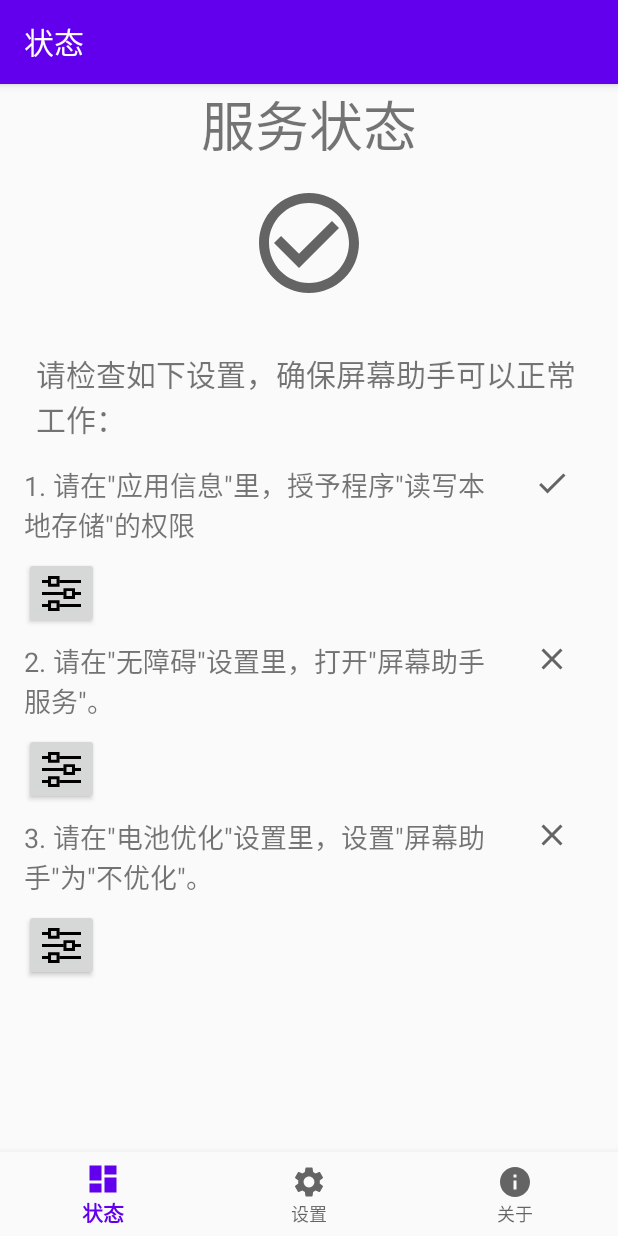
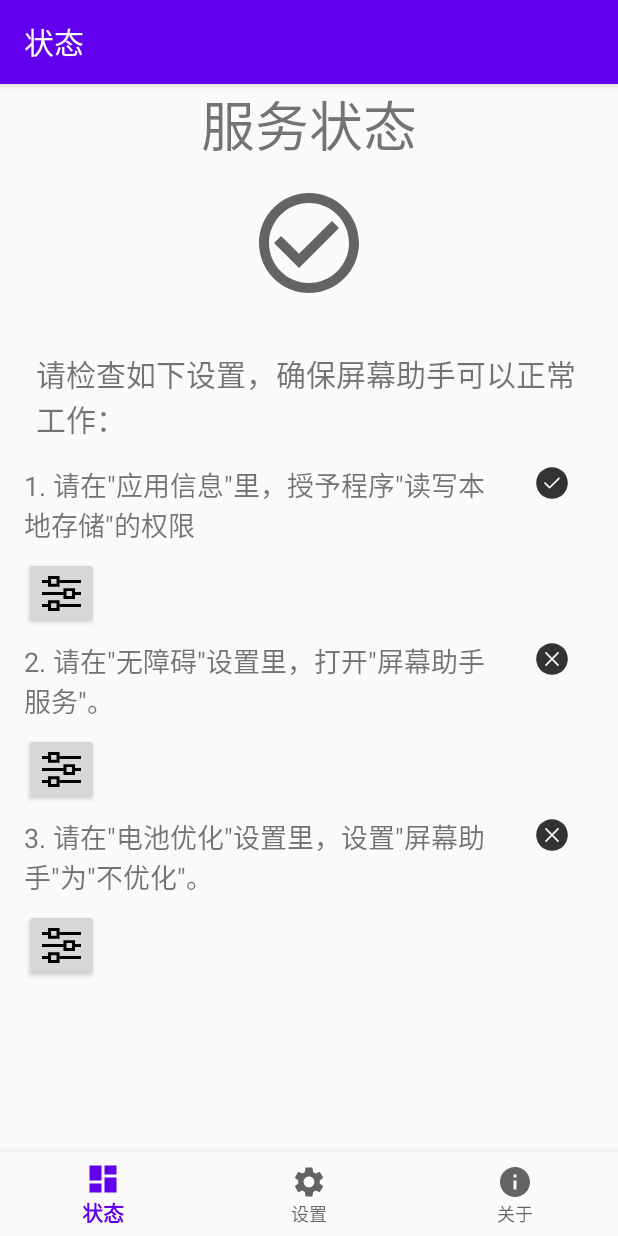
Before and after one commit to zfdang/Android-Touch-Helper, an Android app: the screen it shows after launch (MainActivity), on a phone screen of 412 x 824 dp. Run offline under Robolectric (Android 15) with nearby library versions, the phone set to English and light mode, and no system bars; our stand-ins replace navigation-ui.

Commit message:
update icons

```diff
--- a/app/src/main/java/com/zfdang/touchhelper/ui/home/HomeFragment.java
+++ b/app/src/main/java/com/zfdang/touchhelper/ui/home/HomeFragment.java
@@ -48,8 +48,8 @@ public class HomeFragment extends Fragment {
                 ViewModelProviders.of(this).get(HomeViewModel.class);
         View root = inflater.inflate(R.layout.fragment_home, container, false);
 
-        final Drawable drawableYes = ContextCompat.getDrawable(getContext(), R.drawable.ic_yes_24);
-        final Drawable drawableNo = ContextCompat.getDrawable(getContext(), R.drawable.ic_no_24);
+        final Drawable drawableYes = ContextCompat.getDrawable(getContext(), R.drawable.ic_right);
+        final Drawable drawableNo = ContextCompat.getDrawable(getContext(), R.drawable.ic_wrong);
 
         // set observers for widget
         final TextView textView = root.findViewById(R.id.text_instructions);
--- a/app/src/main/res/drawable/ic_no_24.xml
+++ /dev/null
@@ -1,10 +0,0 @@
-<vector xmlns:android="http://schemas.android.com/apk/res/android"
-    android:width="24dp"
-    android:height="24dp"
-    android:viewportWidth="24"
-    android:viewportHeight="24"
-    android:tint="?attr/colorControlNormal">
-  <path
-      android:fillColor="@android:color/white"
-      android:pathData="M19,6.41L17.59,5 12,10.59 6.41,5 5,6.41 10.59,12 5,17.59 6.41,19 12,13.41 17.59,19 19,17.59 13.41,12z"/>
-</vector>
--- /dev/null
+++ b/app/src/main/res/drawable/ic_right.xml
@@ -0,0 +1,4 @@
+<vector android:height="24dp" android:viewportHeight="1024"
+    android:viewportWidth="1024" android:width="24dp" xmlns:android="http://schemas.android.com/apk/res/android">
+    <path android:fillColor="#333333" android:pathData="M925.7,337.2c-22.6,-53.5 -55,-101.5 -96.2,-142.7 -41.2,-41.2 -89.2,-73.6 -142.7,-96.2C631.4,74.9 572.6,63 512,63S392.6,74.9 337.2,98.3c-53.5,22.6 -101.5,55 -142.7,96.2 -41.2,41.2 -73.6,89.2 -96.2,142.7C74.9,392.6 63,451.4 63,512s11.9,119.4 35.3,174.8c22.6,53.5 55,101.5 96.2,142.7 41.2,41.2 89.2,73.6 142.7,96.2C392.6,949.1 451.4,961 512,961s119.4,-11.9 174.8,-35.3c53.5,-22.6 101.5,-55 142.7,-96.2s73.6,-89.2 96.2,-142.7C949.1,631.4 961,572.6 961,512s-11.9,-119.4 -35.3,-174.8zM726.6,395.9L460.1,662.5l-0.3,0.3c-4.8,4.6 -10.9,6.9 -17.1,7 -6.3,-0.1 -12.6,-2.5 -17.4,-7.3L297.4,535.2c-4.9,-4.9 -7.3,-11.3 -7.3,-17.7 0,-6.4 2.4,-12.8 7.3,-17.7 9.8,-9.8 25.6,-9.8 35.4,0l109.6,109.6 248.8,-248.9c9.8,-9.8 25.6,-9.8 35.4,0 9.7,9.8 9.7,25.6 0,35.4z"/>
+</vector>
--- /dev/null
+++ b/app/src/main/res/drawable/ic_wrong.xml
@@ -0,0 +1,4 @@
+<vector android:height="24dp" android:viewportHeight="1024"
+    android:viewportWidth="1024" android:width="24dp" xmlns:android="http://schemas.android.com/apk/res/android">
+    <path android:fillColor="#333333" android:pathData="M925.7,337.7c-22.6,-53.5 -55,-101.5 -96.2,-142.7s-89.2,-73.6 -142.7,-96.2C631.4,75.4 572.6,63.5 512,63.5S392.6,75.4 337.2,98.8c-53.5,22.6 -101.5,55 -142.7,96.2 -41.2,41.2 -73.6,89.2 -96.2,142.7C74.9,393.1 63,451.9 63,512.5c0,60.6 11.9,119.4 35.3,174.8 22.6,53.5 55,101.5 96.2,142.7s89.2,73.6 142.7,96.2c55.4,23.4 114.2,35.3 174.8,35.3s119.4,-11.9 174.8,-35.3c53.5,-22.6 101.5,-55 142.7,-96.2s73.6,-89.2 96.2,-142.7c23.4,-55.4 35.3,-114.2 35.3,-174.8s-11.9,-119.4 -35.3,-174.8zM700.7,665.3c9.8,9.8 9.8,25.6 0,35.4 -4.9,4.9 -11.3,7.3 -17.7,7.3s-12.8,-2.4 -17.7,-7.3L512,547.4 358.7,700.7c-4.9,4.9 -11.3,7.3 -17.7,7.3s-12.8,-2.4 -17.7,-7.3c-9.8,-9.8 -9.8,-25.6 0,-35.4L476.6,512 323.3,358.7c-9.8,-9.8 -9.8,-25.6 0,-35.4s25.6,-9.8 35.4,0L512,476.6l153.3,-153.3c9.8,-9.8 25.6,-9.8 35.4,0s9.8,25.6 0,35.4L547.4,512l153.3,153.3z"/>
+</vector>
--- a/app/src/main/res/drawable/ic_yes_24.xml
+++ /dev/null
@@ -1,10 +0,0 @@
-<vector xmlns:android="http://schemas.android.com/apk/res/android"
-    android:width="24dp"
-    android:height="24dp"
-    android:viewportWidth="24"
-    android:viewportHeight="24"
-    android:tint="?attr/colorControlNormal">
-  <path
-      android:fillColor="@android:color/white"
-      android:pathData="M9,16.17L4.83,12l-1.42,1.41L9,19 21,7l-1.41,-1.41z"/>
-</vector>
--- a/app/src/main/res/layout/fragment_home.xml
+++ b/app/src/main/res/layout/fragment_home.xml
@@ -96,7 +96,7 @@
                     android:layout_width="wrap_content"
                     android:layout_height="wrap_content"
                     android:layout_marginTop="8dp"
-                    android:src="@drawable/ic_yes_24"
+                    android:src="@drawable/ic_wrong"
                     app:layout_constraintEnd_toEndOf="parent"
                     app:layout_constraintStart_toStartOf="@+id/guideline_app_permission"
                     app:layout_constraintTop_toTopOf="parent" />
@@ -148,7 +148,7 @@
                     android:layout_width="wrap_content"
                     android:layout_height="wrap_content"
                     android:layout_marginTop="8dp"
-                    android:src="@drawable/ic_no_24"
+                    android:src="@drawable/ic_wrong"
                     app:layout_constraintEnd_toEndOf="parent"
                     app:layout_constraintStart_toStartOf="@+id/guideline_accessibility_permission"
                     app:layout_constraintTop_toTopOf="parent" />
@@ -200,7 +200,7 @@
                     android:layout_width="wrap_content"
                     android:layout_height="wrap_content"
                     android:layout_marginTop="8dp"
-                    android:src="@drawable/ic_no_24"
+                    android:src="@drawable/ic_wrong"
                     app:layout_constraintEnd_toEndOf="parent"
                     app:layout_constraintStart_toStartOf="@+id/guideline_power_permission"
                     app:layout_constraintTop_toTopOf="parent" />
```
